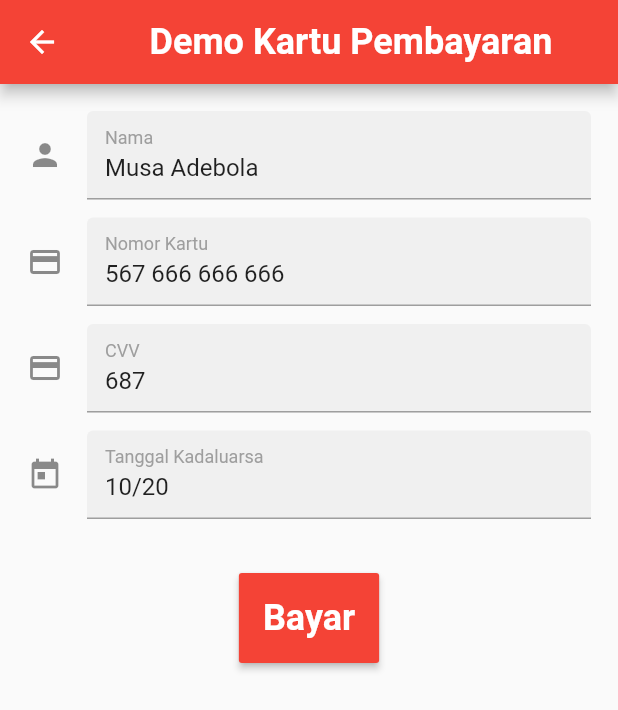
After one commit to maroqijalil/udcd-exc, a Flutter app: the PaymentPage screen opened directly, on a phone screen of 412 x 824 dp. The commit adds this screen. Shown: the top 710 px of the screen. Run offline on Flutter 3.47's test engine with Material 2 defaults, Android fonts, the phone set to English and light mode, and no system bars.

Commit message:
create t2

```diff
--- a/udcd_task1/lib/pages/signup.dart
+++ b/udcd_task1/lib/pages/signup.dart
@@ -6,7 +6,7 @@ import 'package:udcd_task1/widgets/signup_text_field.dart';
 class SignUpPage extends StatelessWidget {
   List<SignUpInput> items = [
     SignUpInput(hint: 'Nama Lengkap', icon: Icon(Icons.person)),
-    SignUpInput(hint: 'Email', icon: Icon(Icons.email)),
+    SignUpInput(hint: 'Email', icon: Icon(Icons.alternate_email)),
     SignUpInput(hint: 'Kata Sandi', icon: Icon(Icons.lock)),
     SignUpInput(hint: 'Konfirmasi Kata Sandi', icon: Icon(Icons.lock)),
   ];
--- /dev/null
+++ b/udcd_task2/lib/items/payment_item.dart
@@ -0,0 +1,10 @@
+import 'package:flutter/material.dart';
+
+class PaymentItem {
+  Icon icon;
+  String name;
+  String hint;
+  TextInputType type;
+
+  PaymentItem({this.icon, this.name, this.hint, this.type});
+}
--- /dev/null
+++ b/udcd_task2/lib/main.dart
@@ -0,0 +1,10 @@
+import 'package:flutter/material.dart';
+import 'package:udcd_task2/pages/payment.dart';
+
+void main() => runApp(MaterialApp(
+      initialRoute: '/',
+      debugShowCheckedModeBanner: false,
+      routes: {
+        '/': (context) => PaymentPage(),
+      },
+    ));
--- /dev/null
+++ b/udcd_task2/lib/pages/payment.dart
@@ -0,0 +1,76 @@
+import 'package:flutter/material.dart';
+import 'package:udcd_task2/items/payment_item.dart';
+import 'package:udcd_task2/widgets/payment_text_field.dart';
+
+class PaymentPage extends StatelessWidget {
+  List<PaymentItem> payItem = [
+    PaymentItem(
+        icon: Icon(
+          Icons.person,
+        ),
+        name: "Nama",
+        hint: "Musa Adebola",
+        type: TextInputType.name),
+    PaymentItem(
+        icon: Icon(Icons.payment),
+        name: "Nomor Kartu",
+        hint: "567 666 666 666",
+        type: TextInputType.number),
+    PaymentItem(
+        icon: Icon(Icons.credit_card),
+        name: "CVV",
+        hint: "687",
+        type: TextInputType.number),
+    PaymentItem(
+        icon: Icon(Icons.today),
+        name: "Tanggal Kadaluarsa",
+        hint: "10/20",
+        type: TextInputType.datetime),
+  ];
+
+  @override
+  Widget build(BuildContext context) {
+    return Scaffold(
+      appBar: AppBar(
+        title: Center(
+          child: Text(
+            "Demo Kartu Pembayaran",
+            style: TextStyle(
+                color: Colors.white, fontWeight: FontWeight.bold, fontSize: 24),
+          ),
+        ),
+        backgroundColor: Colors.red,
+      ),
+      body: Padding(
+        padding: EdgeInsets.all(18.0),
+        child: Column(
+          children: <Widget>[
+            Column(
+              children: payItem
+                  .map((it) => PaymentTextField(
+                        item: it,
+                      ))
+                  .toList(),
+            ),
+            SizedBox(
+              height: 24.0,
+            ),
+            RaisedButton(
+              padding: EdgeInsets.all(16.0),
+              color: Colors.red,
+              onPressed: () {},
+              child: Text(
+                "Bayar",
+                style: TextStyle(
+                  color: Colors.white,
+                  fontWeight: FontWeight.bold,
+                  fontSize: 24,
+                ),
+              ),
+            ),
+          ],
+        ),
+      ),
+    );
+  }
+}
--- /dev/null
+++ b/udcd_task2/lib/widgets/payment_text_field.dart
@@ -0,0 +1,62 @@
+import 'package:flutter/material.dart';
+import 'package:udcd_task2/items/payment_item.dart';
+
+class PaymentTextField extends StatefulWidget {
+  PaymentItem item;
+
+  PaymentTextField({this.item});
+
+  @override
+  _PaymentTextFieldState createState() => _PaymentTextFieldState();
+}
+
+class _PaymentTextFieldState extends State<PaymentTextField> {
+  FocusNode myFNode;
+
+  @override
+  void initState() {
+    super.initState();
+    myFNode = FocusNode();
+  }
+
+  @override
+  void dispose() {
+    myFNode.dispose();
+    super.dispose();
+  }
+
+  @override
+  Widget build(BuildContext context) {
+    return Container(
+      margin: EdgeInsets.only(bottom: 12.0),
+      child: Theme(
+        data: Theme.of(context).copyWith(primaryColor: Colors.red),
+        child: TextFormField(
+          keyboardType: widget.item.type,
+          enabled: true,
+          focusNode: myFNode,
+          initialValue: widget.item.hint,
+          decoration: InputDecoration(
+            icon: widget.item.icon,
+            labelText: widget.item.name,
+            labelStyle: TextStyle(
+              color: myFNode.hasFocus ? Colors.red : Colors.grey,
+            ),
+            enabledBorder: UnderlineInputBorder(
+                borderSide: BorderSide(color: Colors.grey)),
+            focusedBorder:
+                UnderlineInputBorder(borderSide: BorderSide(color: Colors.red)),
+            filled: true,
+            fillColor: Colors.grey[250],
+            focusColor: Colors.red,
+          ),
+          cursorColor: Colors.red,
+          onFieldSubmitted: (term) {
+            myFNode.unfocus();
+            FocusScope.of(context).requestFocus(myFNode);
+          },
+        ),
+      ),
+    );
+  }
+}
```
Also changed, not shown: udcd_task2/pubspec.yaml (added, +76 -0 lines), 58 other files.
